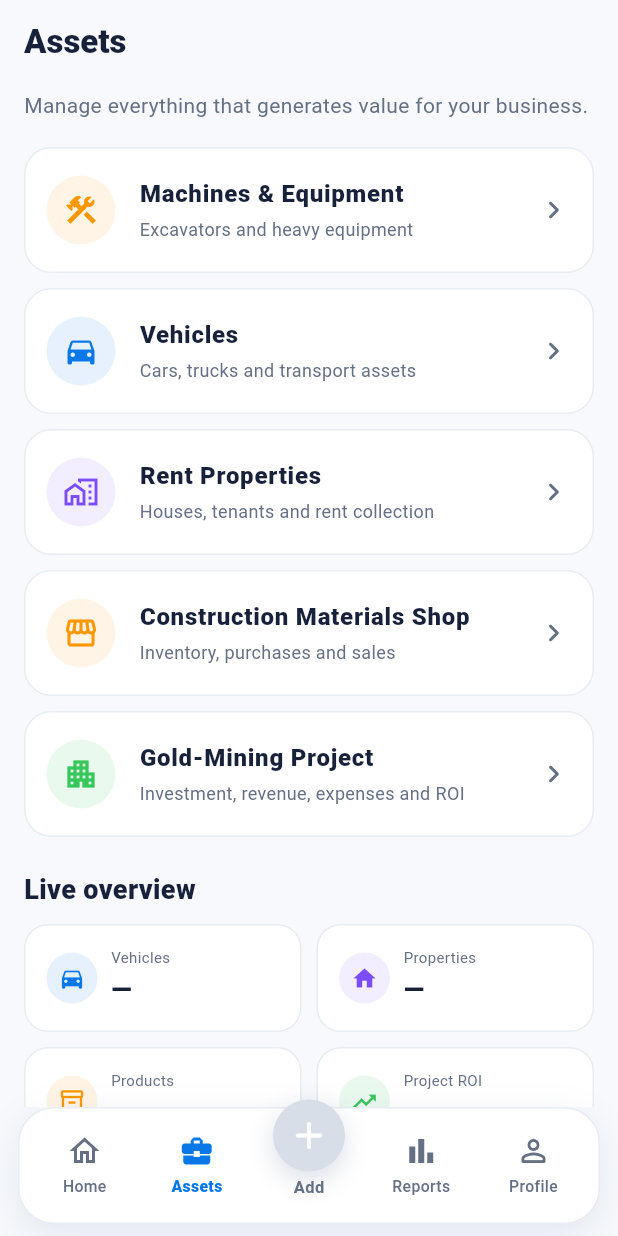
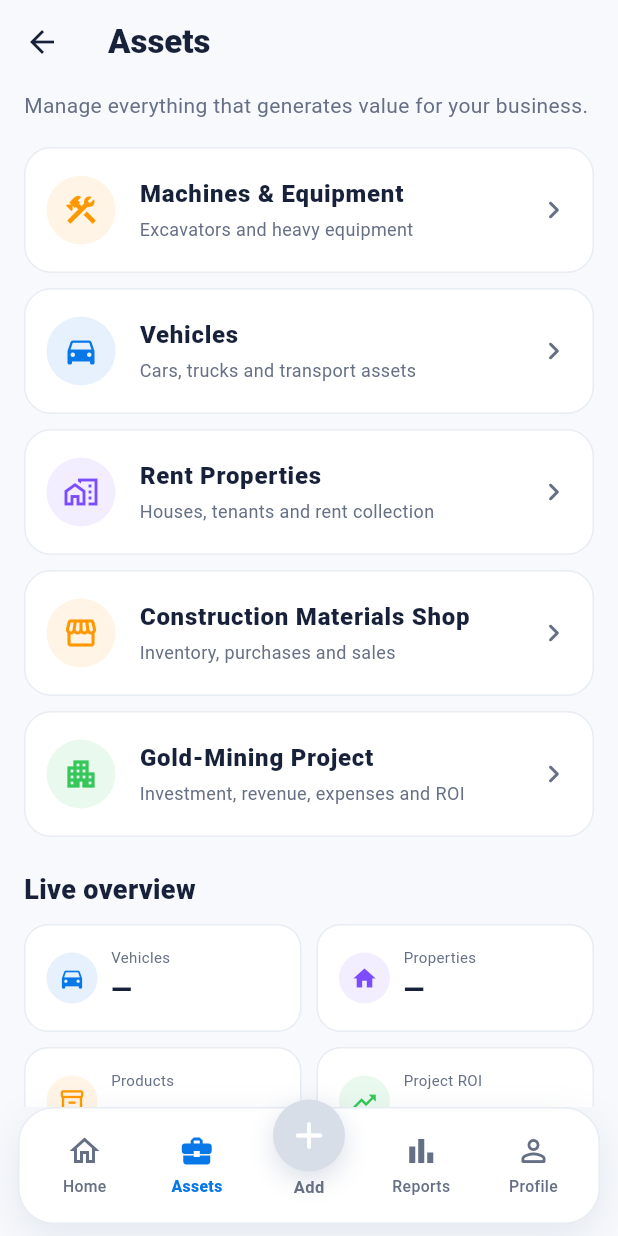
Before and after one commit to melkamu-bayu/BW-Familly, a Flutter app: the AssetsHubScreen screen opened by its route, on a phone screen of 412 x 824 dp. Run offline on Flutter 3.47's test engine with Material 3 defaults, Android fonts, the phone set to English and light mode, and no system bars; our stand-ins replace connectivity_plus, dio, fl_chart, flutter_riverpod, flutter_secure_storage, go_router and 2 more; accounts and stored records are empty; network calls fail.

Commit message:
Add universal back button to every child page (including Notifications and Profile/Settings)

```diff
--- a/assetflow_mobile/lib/screens/accounts/accounts_screen.dart
+++ b/assetflow_mobile/lib/screens/accounts/accounts_screen.dart
@@ -7,6 +7,7 @@ import '../../core/theme.dart';
 import '../../models/models.dart';
 import '../../state/data_providers.dart';
 import '../../widgets/summary_card.dart';
+import '../../widgets/app_back_button.dart';
 
 class AccountsScreen extends ConsumerWidget {
   const AccountsScreen({super.key});
@@ -30,6 +31,7 @@ class AccountsScreen extends ConsumerWidget {
 
     return Scaffold(
       appBar: AppBar(
+        leading: const AppBackButton(),
         title: const Text('Accounts'),
         actions: [
           IconButton(
--- a/assetflow_mobile/lib/screens/assets/assets_hub_screen.dart
+++ b/assetflow_mobile/lib/screens/assets/assets_hub_screen.dart
@@ -4,6 +4,7 @@ import 'package:go_router/go_router.dart';
 
 import '../../core/theme.dart';
 import '../../state/data_providers.dart';
+import '../../widgets/app_back_button.dart';
 
 class AssetsHubScreen extends ConsumerWidget {
   const AssetsHubScreen({super.key});
@@ -19,7 +20,7 @@ class AssetsHubScreen extends ConsumerWidget {
     final lowStock = shop.valueOrNull?.lowStockCount;
 
     return Scaffold(
-      appBar: AppBar(title: const Text('Assets', style: TextStyle(fontWeight: FontWeight.w800))),
+      appBar: AppBar(leading: const AppBackButton(), title: const Text('Assets', style: TextStyle(fontWeight: FontWeight.w800))),
       body: ListView(
         padding: const EdgeInsets.fromLTRB(16, 4, 16, 24),
         children: [
--- a/assetflow_mobile/lib/screens/notifications/notifications_screen.dart
+++ b/assetflow_mobile/lib/screens/notifications/notifications_screen.dart
@@ -4,6 +4,7 @@ import 'package:intl/intl.dart';
 
 import '../../core/api_client.dart';
 import '../../state/data_providers.dart';
+import '../../widgets/app_back_button.dart';
 
 class NotificationsScreen extends ConsumerWidget {
   const NotificationsScreen({super.key});
@@ -22,7 +23,7 @@ class NotificationsScreen extends ConsumerWidget {
     final notificationsAsync = ref.watch(notificationsProvider);
 
     return Scaffold(
-      appBar: AppBar(title: const Text('Notifications')),
+      appBar: AppBar(leading: const AppBackButton(), title: const Text('Notifications')),
       body: notificationsAsync.when(
         loading: () => const Center(child: CircularProgressIndicator()),
         error: (err, _) => const Center(child: Text('Could not load notifications')),
--- a/assetflow_mobile/lib/screens/projects/gold_project_screen.dart
+++ b/assetflow_mobile/lib/screens/projects/gold_project_screen.dart
@@ -4,6 +4,7 @@ import 'package:flutter_riverpod/flutter_riverpod.dart';
 import '../../core/theme.dart';
 import '../../state/data_providers.dart';
 import '../../widgets/summary_card.dart';
+import '../../widgets/app_back_button.dart';
 
 class GoldProjectScreen extends ConsumerWidget {
   const GoldProjectScreen({super.key});
@@ -30,7 +31,7 @@ class GoldProjectScreen extends ConsumerWidget {
     final dashboardAsync = ref.watch(goldProjectDashboardProvider);
 
     return Scaffold(
-      appBar: AppBar(title: const Text('Gold-Mining Project')),
+      appBar: AppBar(leading: const AppBackButton(), title: const Text('Gold-Mining Project')),
       body: dashboardAsync.when(
         loading: () => const Center(child: CircularProgressIndicator()),
         error: (err, _) => const Center(child: Text('Could not load project dashboard')),
--- a/assetflow_mobile/lib/screens/properties/properties_list_screen.dart
+++ b/assetflow_mobile/lib/screens/properties/properties_list_screen.dart
@@ -4,6 +4,7 @@ import 'package:go_router/go_router.dart';
 
 import '../../widgets/summary_card.dart';
 import '../../state/data_providers.dart';
+import '../../widgets/app_back_button.dart';
 
 class PropertiesListScreen extends ConsumerWidget {
   const PropertiesListScreen({super.key});
@@ -26,7 +27,7 @@ class PropertiesListScreen extends ConsumerWidget {
     final propertiesAsync = ref.watch(propertiesProvider);
 
     return Scaffold(
-      appBar: AppBar(title: const Text('Rental Houses')),
+      appBar: AppBar(leading: const AppBackButton(), title: const Text('Rental Houses')),
       body: propertiesAsync.when(
         loading: () => const Center(child: CircularProgressIndicator()),
         error: (err, _) => const Center(child: Text('Could not load properties')),
--- a/assetflow_mobile/lib/screens/properties/property_detail_screen.dart
+++ b/assetflow_mobile/lib/screens/properties/property_detail_screen.dart
@@ -7,6 +7,7 @@ import '../../core/theme.dart';
 import '../../models/models.dart';
 import '../../state/data_providers.dart';
 import '../../widgets/summary_card.dart';
+import '../../widgets/app_back_button.dart';
 
 class PropertyDetailScreen extends ConsumerWidget {
   final String propertyId;
@@ -19,7 +20,7 @@ class PropertyDetailScreen extends ConsumerWidget {
     final dashboardAsync = ref.watch(propertyDashboardProvider(propertyId));
 
     return Scaffold(
-      appBar: AppBar(title: Text(property?.name ?? 'Property')),
+      appBar: AppBar(leading: const AppBackButton(), title: Text(property?.name ?? 'Property')),
       body: dashboardAsync.when(
         loading: () => const Center(child: CircularProgressIndicator()),
         error: (err, _) => const Center(child: Text('Could not load property dashboard')),
--- a/assetflow_mobile/lib/screens/reports/reports_screen.dart
+++ b/assetflow_mobile/lib/screens/reports/reports_screen.dart
@@ -6,6 +6,7 @@ import '../../core/theme.dart';
 import '../../models/models.dart';
 import '../../state/data_providers.dart';
 import '../../widgets/summary_card.dart';
+import '../../widgets/app_back_button.dart';
 
 class ReportsScreen extends ConsumerWidget {
   const ReportsScreen({super.key});
@@ -31,7 +32,7 @@ class ReportsScreen extends ConsumerWidget {
     final payablesAsync = ref.watch(payablesProvider);
 
     return Scaffold(
-      appBar: AppBar(title: const Text('Reports & Analytics')),
+      appBar: AppBar(leading: const AppBackButton(), title: const Text('Reports & Analytics')),
       body: RefreshIndicator(
         onRefresh: () async {
           ref.invalidate(profitLossReportProvider);
--- a/assetflow_mobile/lib/screens/settings/settings_screen.dart
+++ b/assetflow_mobile/lib/screens/settings/settings_screen.dart
@@ -7,6 +7,7 @@ import '../../core/outbox_repository.dart';
 import '../../core/theme.dart';
 import '../../state/auth_provider.dart';
 import '../../state/lock_provider.dart';
+import '../../widgets/app_back_button.dart';
 
 class SettingsScreen extends ConsumerWidget {
   const SettingsScreen({super.key});
@@ -76,7 +77,7 @@ class SettingsScreen extends ConsumerWidget {
     final user = authState.user;
 
     return Scaffold(
-      appBar: AppBar(title: const Text('Settings')),
+      appBar: AppBar(leading: const AppBackButton(), title: const Text('Settings')),
       body: ListView(
         children: [
           if (user != null)
--- a/assetflow_mobile/lib/screens/shop/shop_screen.dart
+++ b/assetflow_mobile/lib/screens/shop/shop_screen.dart
@@ -6,6 +6,7 @@ import '../../state/data_providers.dart';
 import '../../widgets/summary_card.dart';
 import 'record_purchase_dialog.dart';
 import 'record_sale_dialog.dart';
+import '../../widgets/app_back_button.dart';
 
 class ShopScreen extends ConsumerWidget {
   const ShopScreen({super.key});
@@ -17,6 +18,7 @@ class ShopScreen extends ConsumerWidget {
 
     return Scaffold(
       appBar: AppBar(
+        leading: const AppBackButton(),
         title: const Text('Construction Materials Shop'),
         actions: [
           IconButton(
--- a/assetflow_mobile/lib/screens/vehicles/vehicle_detail_screen.dart
+++ b/assetflow_mobile/lib/screens/vehicles/vehicle_detail_screen.dart
@@ -4,6 +4,7 @@ import 'package:flutter_riverpod/flutter_riverpod.dart';
 import '../../models/models.dart';
 import '../../state/data_providers.dart';
 import '../../widgets/summary_card.dart';
+import '../../widgets/app_back_button.dart';
 
 class VehicleDetailScreen extends ConsumerWidget {
   final String vehicleId;
@@ -16,7 +17,7 @@ class VehicleDetailScreen extends ConsumerWidget {
     final profitabilityAsync = ref.watch(vehicleProfitabilityProvider(vehicleId));
 
     return Scaffold(
-      appBar: AppBar(title: Text(vehicle?.name ?? 'Vehicle')),
+      appBar: AppBar(leading: const AppBackButton(), title: Text(vehicle?.name ?? 'Vehicle')),
       body: profitabilityAsync.when(
         loading: () => const Center(child: CircularProgressIndicator()),
         error: (err, _) => const Center(child: Text('Could not load vehicle profitability')),
--- a/assetflow_mobile/lib/screens/vehicles/vehicles_list_screen.dart
+++ b/assetflow_mobile/lib/screens/vehicles/vehicles_list_screen.dart
@@ -3,6 +3,7 @@ import 'package:flutter_riverpod/flutter_riverpod.dart';
 import 'package:go_router/go_router.dart';
 
 import '../../state/data_providers.dart';
+import '../../widgets/app_back_button.dart';
 
 class VehiclesListScreen extends ConsumerWidget {
   const VehiclesListScreen({super.key});
@@ -29,7 +30,7 @@ class VehiclesListScreen extends ConsumerWidget {
     final vehiclesAsync = ref.watch(vehiclesProvider);
 
     return Scaffold(
-      appBar: AppBar(title: const Text('Vehicles')),
+      appBar: AppBar(leading: const AppBackButton(), title: const Text('Vehicles')),
       body: vehiclesAsync.when(
         loading: () => const Center(child: CircularProgressIndicator()),
         error: (err, _) => const Center(child: Text('Could not load vehicles')),
--- /dev/null
+++ b/assetflow_mobile/lib/widgets/app_back_button.dart
@@ -0,0 +1,35 @@
+import 'package:flutter/material.dart';
+import 'package:go_router/go_router.dart';
+
+/// A back button that always works, regardless of how the screen
+/// was reached.
+///
+/// Screens reached via context.push() (drilling in from another
+/// screen) have something to pop -- Navigator.canPop() is true,
+/// and this behaves like a normal back arrow.
+///
+/// Screens reached via context.go() (the bottom-nav tabs --
+/// Reports, Profile/Settings) have nothing to pop, since go()
+/// replaces the current location rather than stacking on top of
+/// it. For those, this falls back to going straight to the
+/// dashboard instead of leaving the person with no way back at
+/// all -- every child page gets a working, visible back button,
+/// no exceptions, regardless of entry path.
+class AppBackButton extends StatelessWidget {
+  const AppBackButton({super.key});
+
+  @override
+  Widget build(BuildContext context) {
+    return IconButton(
+      icon: const Icon(Icons.arrow_back),
+      tooltip: 'Back',
+      onPressed: () {
+        if (Navigator.of(context).canPop()) {
+          context.pop();
+        } else {
+          context.go('/dashboard');
+        }
+      },
+    );
+  }
+}
```
